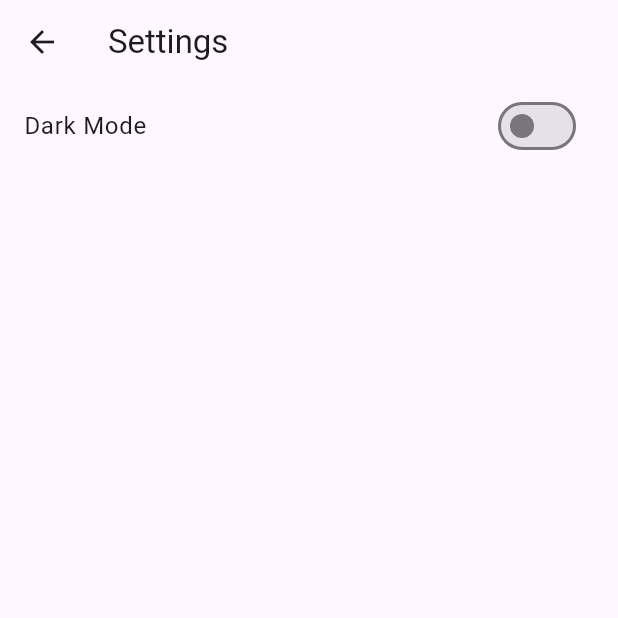
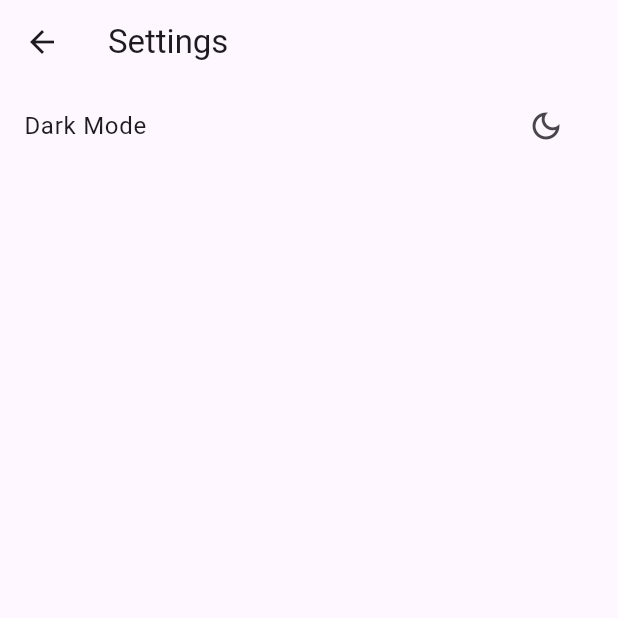
Before and after one commit to Theatre-Reservation/app, a Flutter app: the screen it shows after launch, after a tap on the "settings" icon, on a phone screen of 412 x 824 dp, the top half of it. Run offline on Flutter 3.47's test engine with Material 3 defaults, Android fonts, the phone set to English and light mode, and no system bars; our stand-ins replace carousel_slider; network calls fail.

Commit message:
Remove deprecated theme provider and modify settings page

```diff
--- a/lib/main.dart
+++ b/lib/main.dart
@@ -1,95 +1,50 @@
 import 'package:flutter/material.dart';
-import 'package:provider/provider.dart';
-import 'providers/theme_provider.dart';
-import 'pages/home_page.dart';
-// import 'pages/show_page.dart';
-// import 'pages/booking_page.dart';
-// import 'pages/profile_page.dart';
+import 'pages/home.dart';
 
 void main() {
   runApp(const MyApp());
 }
 
-class MyApp extends StatelessWidget {
+class MyApp extends StatefulWidget {
   const MyApp({super.key});
 
   @override
+  State<MyApp> createState() => _MyAppState();
+}
+
+class _MyAppState extends State<MyApp> {
+  ThemeMode themeMode = ThemeMode.light;
+
+  void changeThemeMode(bool useLightMode) {
+    setState(() {
+      themeMode = useLightMode
+          ? ThemeMode.light //
+          : ThemeMode.dark;
+    });
+  }
+
+  @override
   Widget build(BuildContext context) {
-    return ChangeNotifierProvider(
-      create: (context) => ThemeProvider(),
-      child: Consumer<ThemeProvider>(
-        builder: (context, themeProvider, child) {
-          return MaterialApp(
-            title: 'Theatre Reservation System',
-            theme: themeProvider.isDarkMode
-                ? ThemeData.dark().copyWith(primaryColor: Colors.blueGrey)
-                : ThemeData.light().copyWith(primaryColor: Colors.blue),
-            home: const HomePage(),
-            // routes: {
-            //   '/home': (context) => HomePage(),
-            //   '/shows': (context) => const ShowPage(),
-            //   '/booking': (context) => const BookingPage(),
-            //   '/profile': (context) => const ProfilePage(),
-            // },
-          );
-        },
+    const appTitle = 'Theatre Reservation System';
+
+
+
+    return MaterialApp(
+      title: appTitle,
+      debugShowCheckedModeBanner: false, // Uncomment to remove Debug banner
+      themeMode: themeMode,
+      theme: ThemeData(
+        useMaterial3: true,
+        brightness: Brightness.light,
+      ),
+      darkTheme: ThemeData(
+        useMaterial3: true,
+        brightness: Brightness.dark,
+      ),
+      home: Home(
+        changeTheme: changeThemeMode,
+        appTitle: appTitle,
       ),
     );
   }
 }
-
-// class HomeScreen extends StatefulWidget {
-//   const HomeScreen({super.key});
-
-//   @override
-//   // ignore: library_private_types_in_public_api
-//   _HomeScreenState createState() => _HomeScreenState();
-// }
-
-// class _HomeScreenState extends State<HomeScreen> {
-//   int _selectedIndex = 0;
-
-//   void _onItemTapped(int index) {
-//     setState(() {
-//       _selectedIndex = index;
-//     });
-//     switch (index) {
-//       case 0:
-//         Navigator.pushNamed(context, '/home');
-//         break;
-//       case 1:
-//         Navigator.pushNamed(context, '/shows');
-//         break;
-//       case 2:
-//         Navigator.pushNamed(context, '/booking');
-//         break;
-//     }
-//   }
-
-//   @override
-//   Widget build(BuildContext context) {
-//     return Scaffold(
-//       body: IndexedStack(
-//         index: _selectedIndex,
-//         children: const [
-//           HomePage(),
-//           ShowPage(),
-//           BookingPage(),
-//         ],
-//       ),
-//       bottomNavigationBar: BottomNavigationBar(
-//         currentIndex: _selectedIndex,
-//         onTap: _onItemTapped,
-//         items: const [
-//           BottomNavigationBarItem(icon: Icon(Icons.home), label: 'Home'),
-//           BottomNavigationBarItem(icon: Icon(Icons.movie), label: 'Shows'),
-//           BottomNavigationBarItem(icon: Icon(Icons.book), label: 'Booking'),
-//         ],
-//       ),
-//       floatingActionButton: FloatingActionButton(
-//         onPressed: () => Navigator.pushNamed(context, '/profile'),
-//         child: const Icon(Icons.person),
-//       ),
-//     );
-//   }
-// }
--- a/lib/pages/home_page.dart
+++ b/lib/pages/home.dart
@@ -3,23 +3,30 @@ import 'package:carousel_slider/carousel_slider.dart';
 import 'show_page.dart';
 import 'booking_page.dart';
 import 'profile_page.dart';
-import 'settings_page.dart';
+import 'settings.dart';
 
-class HomePage extends StatefulWidget {
-  const HomePage({super.key});
+class Home extends StatefulWidget {
+  const Home({
+    super.key,
+    required this.changeTheme,
+    required this.appTitle,
+  });
+
+  final void Function(bool useLightMode) changeTheme;
+  final String appTitle;
 
   @override
-  // ignore: library_private_types_in_public_api
-  _HomePageState createState() => _HomePageState();
+  State<Home> createState() => _HomeState();
 }
 
-class _HomePageState extends State<HomePage> {
+class _HomeState extends State<Home> {
   int _selectedIndex = 0;
-  final List<String> imgList = [
+  List<String> imgList = [
     'images2.jpg',
     'https://example.com/offer2.jpg',
     'https://example.com/offer3.jpg',
   ];
+
   static final List<Widget> _pages = <Widget>[
     const HomeContent(),
     const ShowPage(),
@@ -36,7 +43,9 @@ class _HomePageState extends State<HomePage> {
   Widget build(BuildContext context) {
     return Scaffold(
       appBar: AppBar(
-        title: const Text('Theatre Reservation'),
+        title: Text(widget.appTitle),
+        elevation: 4.0,
+        backgroundColor: Theme.of(context).colorScheme.surface,
         actions: [
           IconButton(
             icon: const Icon(Icons.account_circle_outlined),
@@ -52,7 +61,10 @@ class _HomePageState extends State<HomePage> {
             onPressed: () {
               Navigator.push(
                 context,
-                MaterialPageRoute(builder: (context) => const SettingsPage()),
+                MaterialPageRoute(
+                    builder: (context) => Settings(
+                          changeThemeMode: widget.changeTheme,
+                        )),
               );
             },
           ),
@@ -75,7 +87,7 @@ class _HomePageState extends State<HomePage> {
           ),
         ],
         currentIndex: _selectedIndex,
-        selectedItemColor: Colors.amber[800],
+        selectedItemColor: const Color.fromARGB(255, 13, 255, 0),
         onTap: _onItemTapped,
       ),
     );
@@ -106,15 +118,6 @@ class _HomeContentState extends State<HomeContent> {
     return SingleChildScrollView(
       child: Column(
         children: [
-          CarouselSlider(
-            options: CarouselOptions(height: 200.0, autoPlay: true),
-            items: imgList
-                .map((item) => Center(
-                      child:
-                          Image.network(item, fit: BoxFit.cover, width: 1000),
-                    ))
-                .toList(),
-          ),
           Padding(
             padding: const EdgeInsets.all(8.0),
             child: TextField(
@@ -127,7 +130,7 @@ class _HomeContentState extends State<HomeContent> {
                 hintText: 'Search for shows...',
                 prefixIcon: const Icon(Icons.search),
                 border:
-                    OutlineInputBorder(borderRadius: BorderRadius.circular(10)),
+                    OutlineInputBorder(borderRadius: BorderRadius.circular(15)),
               ),
             ),
           ),
@@ -147,6 +150,15 @@ class _HomeContentState extends State<HomeContent> {
                       ))
                   .toList(),
             ),
+          ),
+          CarouselSlider(
+            options: CarouselOptions(height: 200.0, autoPlay: true),
+            items: imgList
+                .map((item) => Center(
+                      child:
+                          Image.network(item, fit: BoxFit.cover, width: 1000),
+                    ))
+                .toList(),
           ),
           const Padding(
             padding: EdgeInsets.all(8.0),
--- /dev/null
+++ b/lib/pages/settings.dart
@@ -0,0 +1,31 @@
+import 'package:flutter/material.dart';
+
+class Settings extends StatelessWidget {
+  const Settings({super.key, required this.changeThemeMode});
+
+  final Function changeThemeMode;
+
+  @override
+  Widget build(BuildContext context) {
+    final isBright = Theme.of(context).brightness == Brightness.light;
+
+    return Scaffold(
+      appBar: AppBar(
+        title: const Text('Settings'),
+      ),
+      body: ListView(
+        children: [
+          ListTile(
+            title: const Text('Dark Mode'),
+            trailing: IconButton(
+              icon: isBright
+                  ? const Icon(Icons.dark_mode_outlined)
+                  : const Icon(Icons.light_mode_outlined),
+              onPressed: () => changeThemeMode(!isBright),
+            ),
+          ),
+        ],
+      ),
+    );
+  }
+}
--- a/lib/pages/settings_page.dart
+++ /dev/null
@@ -1,31 +0,0 @@
-import 'package:flutter/material.dart';
-import 'package:provider/provider.dart';
-import '../providers/theme_provider.dart';
-
-class SettingsPage extends StatelessWidget {
-  const SettingsPage({super.key});
-
-  @override
-  Widget build(BuildContext context) {
-    final themeProvider = Provider.of<ThemeProvider>(context);
-
-    return Scaffold(
-      appBar: AppBar(
-        title: const Text('Settings'),
-      ),
-      body: ListView(
-        children: [
-          ListTile(
-            title: const Text('Dark Mode'),
-            trailing: Switch(
-              value: themeProvider.isDarkMode,
-              onChanged: (value) {
-                themeProvider.toggleTheme();
-              },
-            ),
-          ),
-        ],
-      ),
-    );
-  }
-}
--- a/lib/providers/theme_provider.dart
+++ /dev/null
@@ -1,12 +0,0 @@
-import 'package:flutter/material.dart';
-
-class ThemeProvider extends ChangeNotifier {
-  bool _isDarkMode = false;
-
-  bool get isDarkMode => _isDarkMode;
-
-  void toggleTheme() {
-    _isDarkMode = !_isDarkMode;
-    notifyListeners();
-  }
-}
```
